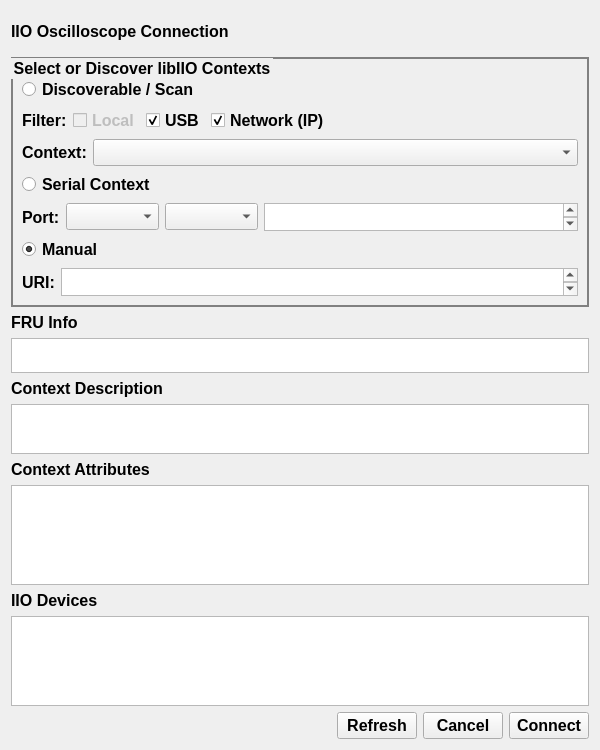
enigmafarsco-lang/iiS, file receiver/connectdialog.ui: the form before one commit.
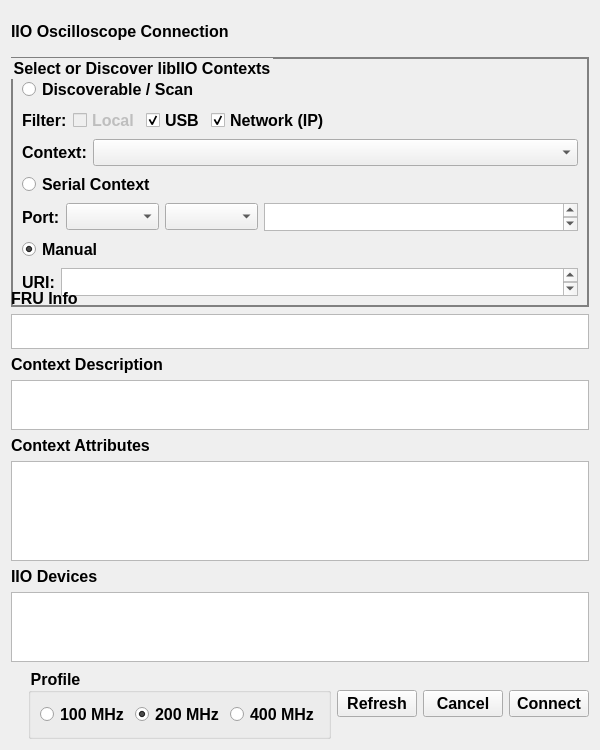
The form after the commit.

Commit message: First-start IP form: select profile 100/200/400 (default 200) and assert it after connect: connectDialog gets a Profile group (radProfile100/200/400) + selectedProfileBw(); the Profile-tab Set logic is extracted into applyProfileBw(bw) shared by the button and the once-at-startup assert in defaultSettings() (same rules: SN001 -> 'profile under construction ...' and no change, SN003 -> the _03 file; LO parked at 1800 first; radios and exciter synced; 10 s tail re-applies the defaults)

What changed in the file:
```diff
--- a/receiver/connectdialog.ui
+++ b/receiver/connectdialog.ui
@@ -413,6 +413,39 @@
          </property>
         </spacer>
        </item>
+       <item>
+        <widget class="QGroupBox" name="grpProfile">
+         <property name="title">
+          <string>Profile</string>
+         </property>
+         <layout class="QHBoxLayout" name="horizontalLayoutProfile">
+          <item>
+           <widget class="QRadioButton" name="radProfile100">
+            <property name="text">
+             <string>100 MHz</string>
+            </property>
+           </widget>
+          </item>
+          <item>
+           <widget class="QRadioButton" name="radProfile200">
+            <property name="text">
+             <string>200 MHz</string>
+            </property>
+            <property name="checked">
+             <bool>true</bool>
+            </property>
+           </widget>
+          </item>
+          <item>
+           <widget class="QRadioButton" name="radProfile400">
+            <property name="text">
+             <string>400 MHz</string>
+            </property>
+           </widget>
+          </item>
+         </layout>
+        </widget>
+       </item>
        <item>
         <layout class="QHBoxLayout" name="horizontalLayout_4">
          <item>
```
The commit also changes 4 other files.
